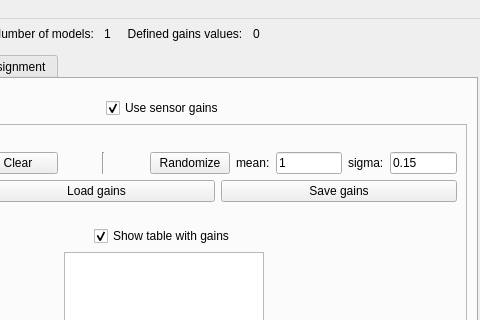
Old version of the form ants3bundle/src/ants3/gui/photsim/asensorwindow.ui in the repository andrmor/ANTS3bundle; both pictures show x 151 to 631 and y 0 to 320 of the 631 by 701 pixel window.
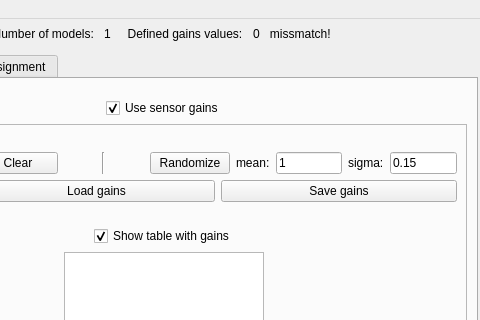
New version of the form.

The edit to the form file:
```diff
--- a/ants3bundle/src/ants3/gui/photsim/asensorwindow.ui
+++ b/ants3bundle/src/ants3/gui/photsim/asensorwindow.ui
@@ -99,6 +99,18 @@
          </property>
         </widget>
        </item>
+       <item>
+        <widget class="QLabel" name="labGainMissmatch">
+         <property name="font">
+          <font>
+           <fontweight>DemiBold</fontweight>
+          </font>
+         </property>
+         <property name="text">
+          <string>   missmatch!</string>
+         </property>
+        </widget>
+       </item>
        <item>
         <spacer name="horizontalSpacer">
          <property name="orientation">
```
